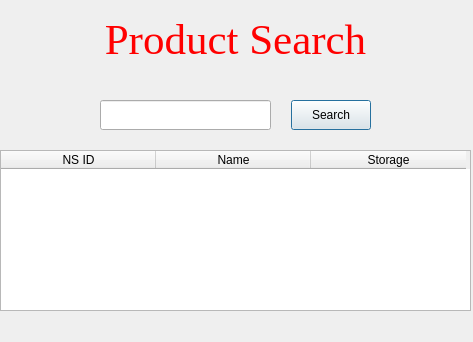
Qt form src/main/python/search_dialog.ui (saberpharm/chemical_products_manager) before a commit.
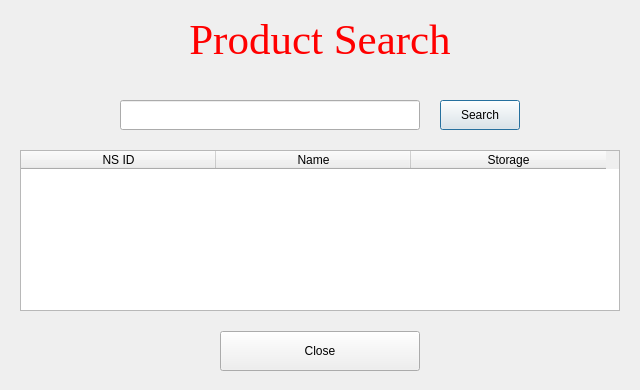
The same form after that commit.

Commit message: search dialog : search button working

Diff of the .ui file:
```diff
--- a/src/main/python/search_dialog.ui
+++ b/src/main/python/search_dialog.ui
@@ -6,8 +6,8 @@
    <rect>
     <x>0</x>
     <y>0</y>
-    <width>473</width>
-    <height>342</height>
+    <width>640</width>
+    <height>390</height>
    </rect>
   </property>
   <property name="windowTitle">
@@ -18,16 +18,19 @@
     <rect>
      <x>0</x>
      <y>0</y>
-     <width>471</width>
-     <height>311</height>
+     <width>640</width>
+     <height>371</height>
     </rect>
    </property>
    <layout class="QVBoxLayout" name="verticalLayout">
     <property name="spacing">
      <number>20</number>
     </property>
+    <property name="leftMargin">
+     <number>20</number>
+    </property>
     <property name="rightMargin">
-     <number>0</number>
+     <number>20</number>
     </property>
     <item>
      <widget class="QLabel" name="label">
@@ -89,12 +92,36 @@
     </item>
     <item>
      <widget class="QTableWidget" name="results_table">
+      <property name="verticalScrollBarPolicy">
+       <enum>Qt::ScrollBarAsNeeded</enum>
+      </property>
+      <property name="horizontalScrollBarPolicy">
+       <enum>Qt::ScrollBarAlwaysOff</enum>
+      </property>
+      <property name="sizeAdjustPolicy">
+       <enum>QAbstractScrollArea::AdjustIgnored</enum>
+      </property>
+      <property name="editTriggers">
+       <set>QAbstractItemView::NoEditTriggers</set>
+      </property>
+      <property name="selectionMode">
+       <enum>QAbstractItemView::SingleSelection</enum>
+      </property>
+      <property name="selectionBehavior">
+       <enum>QAbstractItemView::SelectRows</enum>
+      </property>
+      <property name="horizontalScrollMode">
+       <enum>QAbstractItemView::ScrollPerPixel</enum>
+      </property>
       <property name="showGrid">
        <bool>true</bool>
       </property>
       <property name="gridStyle">
        <enum>Qt::SolidLine</enum>
       </property>
+      <property name="wordWrap">
+       <bool>true</bool>
+      </property>
       <attribute name="horizontalHeaderVisible">
        <bool>true</bool>
       </attribute>
@@ -102,7 +129,10 @@
        <bool>false</bool>
       </attribute>
       <attribute name="horizontalHeaderDefaultSectionSize">
-       <number>155</number>
+       <number>195</number>
+      </attribute>
+      <attribute name="horizontalHeaderMinimumSectionSize">
+       <number>30</number>
       </attribute>
       <attribute name="verticalHeaderCascadingSectionResizes">
        <bool>false</bool>
@@ -117,19 +147,54 @@
        <property name="text">
         <string>NS ID</string>
        </property>
+       <property name="textAlignment">
+        <set>AlignCenter</set>
+       </property>
       </column>
       <column>
        <property name="text">
         <string>Name</string>
        </property>
+       <property name="textAlignment">
+        <set>AlignCenter</set>
+       </property>
       </column>
       <column>
        <property name="text">
         <string>Storage</string>
        </property>
+       <property name="textAlignment">
+        <set>AlignCenter</set>
+       </property>
       </column>
      </widget>
     </item>
+    <item>
+     <layout class="QHBoxLayout" name="horizontalLayout_2">
+      <item>
+       <widget class="QPushButton" name="close_button">
+        <property name="sizePolicy">
+         <sizepolicy hsizetype="Fixed" vsizetype="Fixed">
+          <horstretch>0</horstretch>
+          <verstretch>0</verstretch>
+         </sizepolicy>
+        </property>
+        <property name="minimumSize">
+         <size>
+          <width>200</width>
+          <height>40</height>
+         </size>
+        </property>
+        <property name="layoutDirection">
+         <enum>Qt::LeftToRight</enum>
+        </property>
+        <property name="text">
+         <string>Close</string>
+        </property>
+       </widget>
+      </item>
+     </layout>
+    </item>
    </layout>
   </widget>
  </widget>
```
The commit also changes 3 other files.
